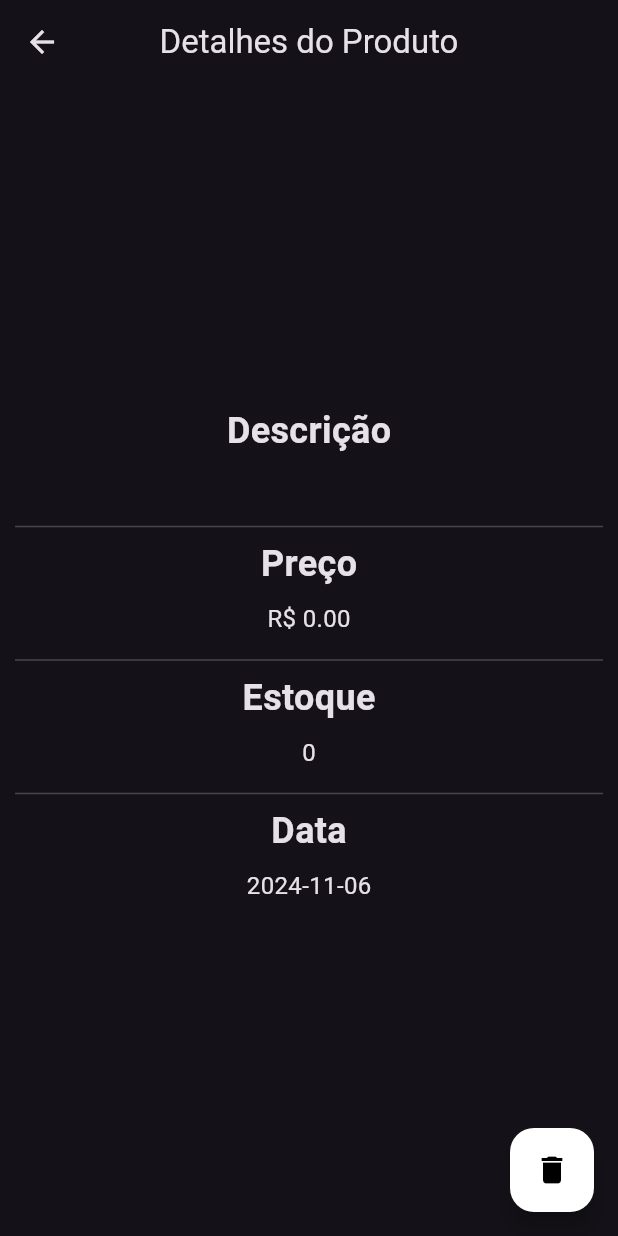
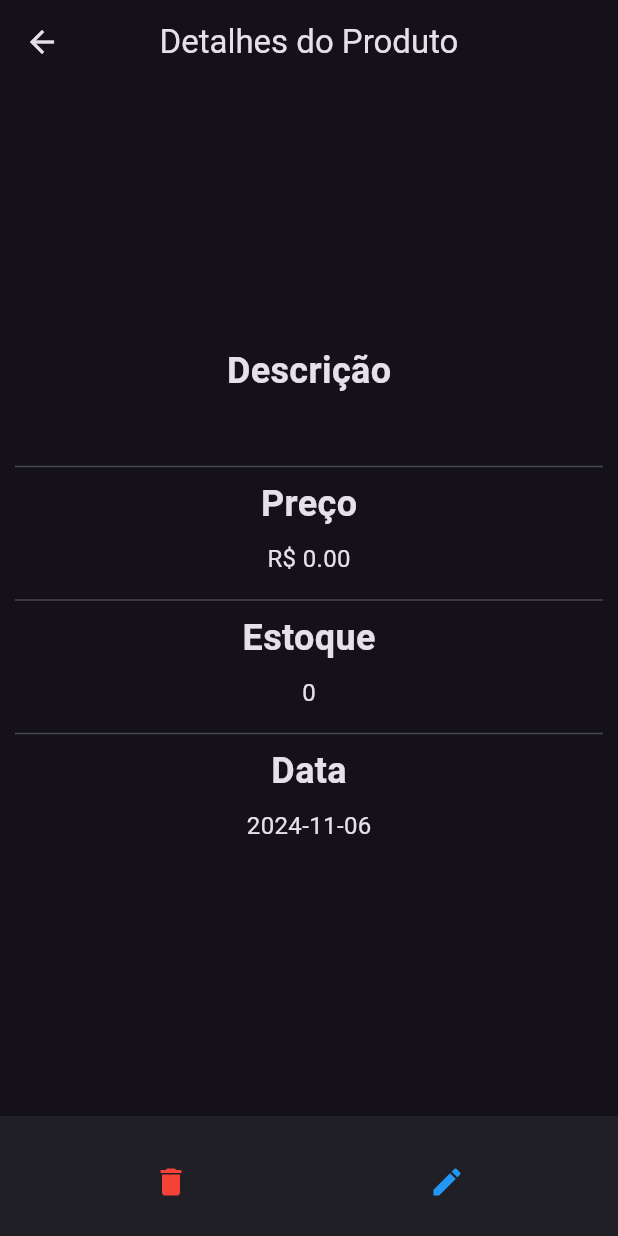
Before and after one commit to viictor1/produto_front, a Flutter app: the ProdutoDetail screen opened directly with empty values, on a phone screen of 412 x 824 dp. Run offline on Flutter 3.47's test engine with Material 3 defaults, Android fonts, the light colour scheme and no system bars; network calls fail.

Commit message:
inicio edição

```diff
--- a/lib/views/produtoDetail.dart
+++ b/lib/views/produtoDetail.dart
@@ -118,11 +118,31 @@ class ProdutoDetail extends StatelessWidget {
           ),
         ),
       ),
-      floatingActionButton: FloatingActionButton(
-        onPressed: () => handleDeletar(context, produto.id),
-        backgroundColor: Colors.white,
-        foregroundColor: Colors.black,
-        child: Icon(Icons.delete),
+      bottomNavigationBar: BottomAppBar(
+        shape: CircularNotchedRectangle(),
+        child: SizedBox(
+          height: 70,
+          child: ButtonBar(
+            alignment: MainAxisAlignment.spaceAround,
+            buttonPadding: EdgeInsets.all(12),
+            children: [
+              IconButton(
+                icon: Icon(Icons.delete, color: Colors.red),
+                onPressed: () => handleDeletar(context, produto.id),
+              ),
+              IconButton(
+                icon: Icon(Icons.edit, color: Colors.blue),
+                onPressed: () async {
+                  await Navigator.of(context).pushNamed(
+                    '/produtoForm',
+                    arguments: produto,
+                  );
+                  Navigator.of(context).pop();
+                },
+              ),
+            ],
+          ),
+        ),
       ),
     );
   }
```
Also changed, not shown: lib/service/produtoService.dart (+12 -0 lines), lib/views/produtoForm.dart (+19 -4 lines).
